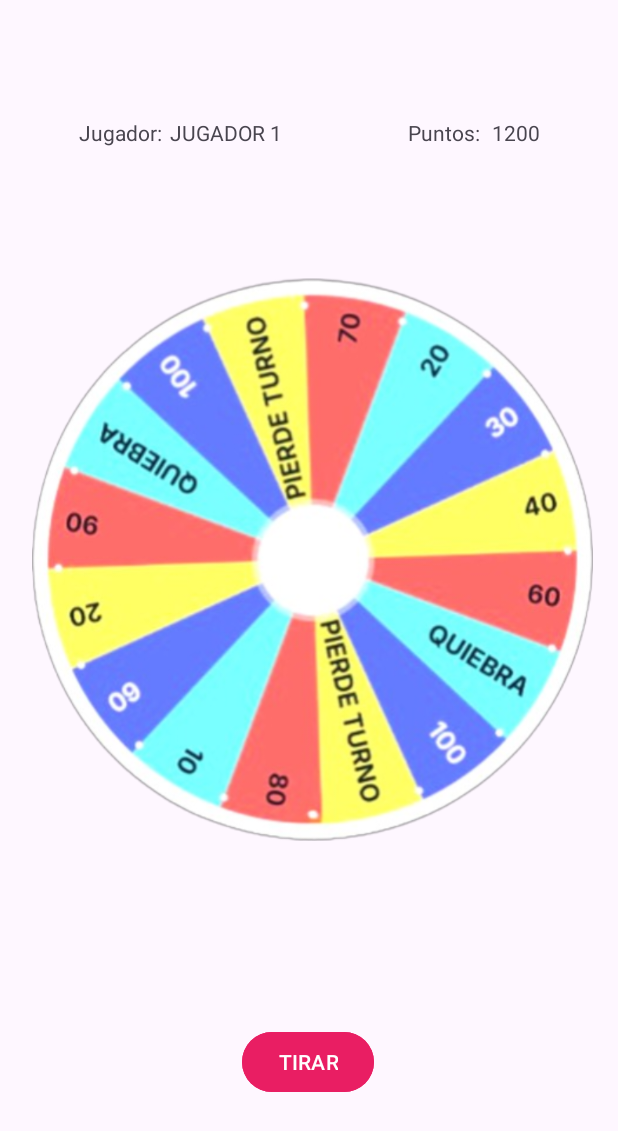
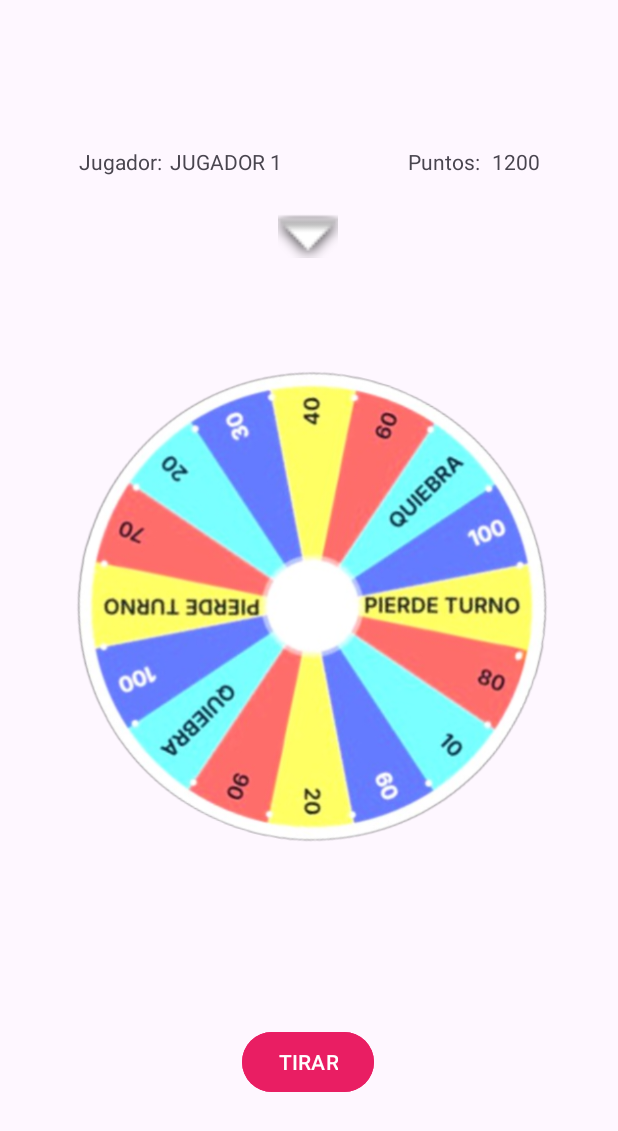
Before and after one commit to Alejan5drox-08M/Ruletilla_Suertuda, an Android app: the MainActivity2 screen opened directly, with no data from a screen before it, on a phone screen of 412 x 824 dp. Shown: the top 1131 px of the screen. Run offline under Robolectric (Android 15) with nearby library versions, the phone set to English and light mode, and no system bars.

Commit message:
Ruletilla_girando_comitteado

```diff
--- a/app/src/main/res/layout/activity_main2.xml
+++ b/app/src/main/res/layout/activity_main2.xml
@@ -7,10 +7,23 @@
     android:layout_height="match_parent"
     tools:context=".MainActivity2">
 
+    <ImageView
+        android:id="@+id/imageView2"
+        android:layout_width="44dp"
+        android:layout_height="30dp"
+        android:src="@android:drawable/arrow_down_float"
+        app:layout_constraintBottom_toBottomOf="parent"
+        app:layout_constraintEnd_toEndOf="parent"
+        app:layout_constraintHorizontal_bias="0.498"
+        app:layout_constraintStart_toStartOf="parent"
+        app:layout_constraintTop_toTopOf="parent"
+        app:layout_constraintVertical_bias="0.179" />
+
     <androidx.constraintlayout.widget.ConstraintLayout
+        android:id="@+id/constraintLayout"
         android:layout_width="411dp"
         android:layout_height="77dp"
-        app:layout_constraintBottom_toTopOf="@+id/imageView"
+        app:layout_constraintBottom_toTopOf="@+id/ruleta"
         app:layout_constraintEnd_toEndOf="parent"
         app:layout_constraintStart_toStartOf="parent"
         app:layout_constraintTop_toTopOf="parent">
@@ -63,16 +76,16 @@
     </androidx.constraintlayout.widget.ConstraintLayout>
 
     <ImageView
-        android:id="@+id/imageView"
-        android:layout_width="374dp"
-        android:layout_height="395dp"
+        android:id="@+id/ruleta"
+        android:layout_width="377dp"
+        android:layout_height="379dp"
         android:layout_marginBottom="80dp"
         app:layout_constraintBottom_toTopOf="@+id/botonTirar"
         app:layout_constraintEnd_toEndOf="parent"
         app:layout_constraintHorizontal_bias="0.567"
         app:layout_constraintStart_toStartOf="parent"
         app:layout_constraintTop_toTopOf="parent"
-        app:layout_constraintVertical_bias="0.841"
+        app:layout_constraintVertical_bias="0.956"
         app:srcCompat="@drawable/ruleton" />
 
     <Button
```
Also changed, not shown: app/src/main/java/com/example/ruletasuerte_isaacalejandro/MainActivity2.kt (+99 -1 lines), app/src/main/res/drawable/ruleton.png.
